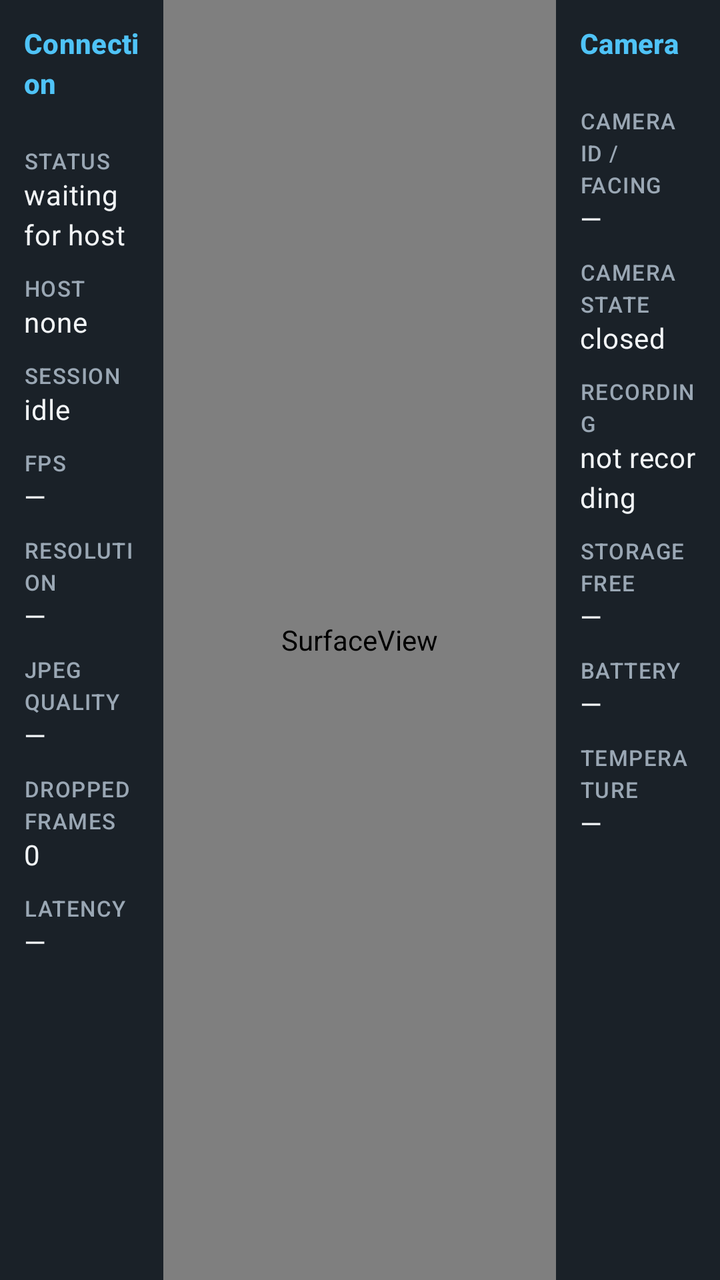
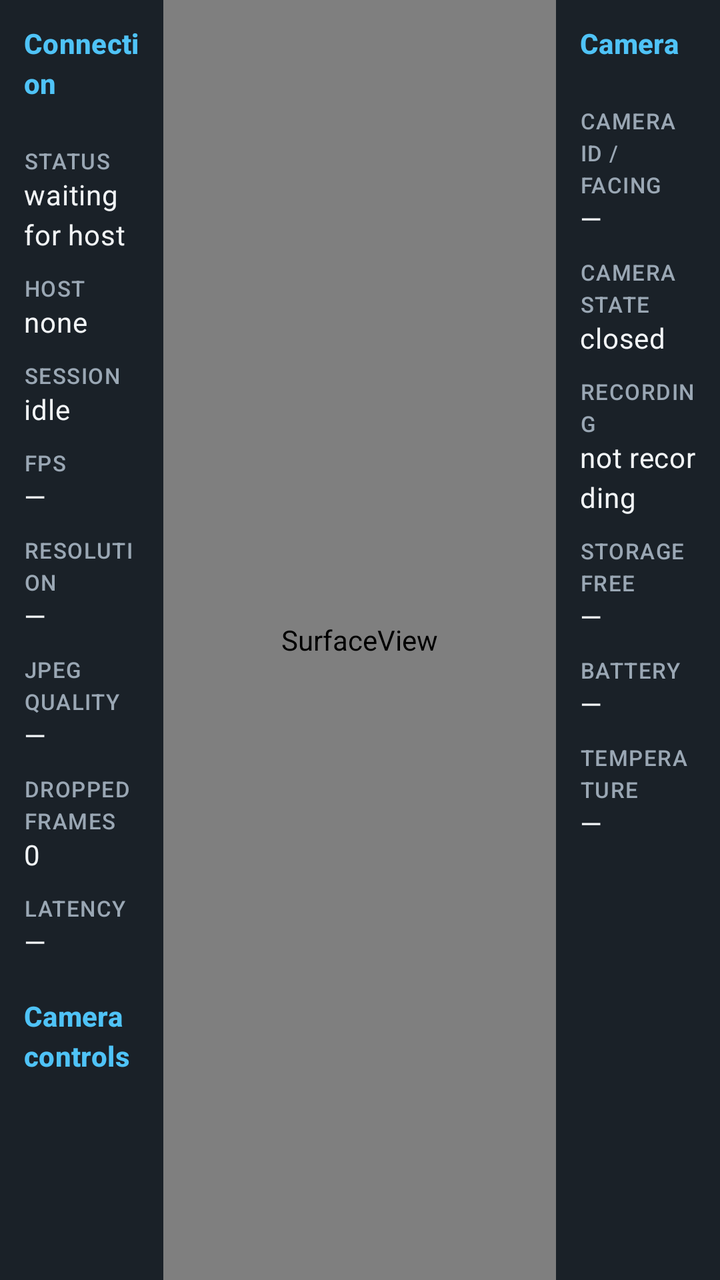

Two renders of the same Android screen: before a commit and after it. Below are the layout's source before the change and the commit's diff.
<!-- AndroidManifest.xml: application theme Theme.WatchdogRemote -->
<!-- res/layout/activity_main.xml -->
<?xml version="1.0" encoding="utf-8"?>
<FrameLayout xmlns:android="http://schemas.android.com/apk/res/android"
    android:id="@+id/root"
    android:layout_width="match_parent"
    android:layout_height="match_parent"
    android:background="@color/watchdog_background"
    android:fitsSystemWindows="true">

    <LinearLayout
        android:id="@+id/mainLayout"
        android:layout_width="match_parent"
        android:layout_height="match_parent"
        android:baselineAligned="false"
        android:orientation="horizontal">

        <ScrollView
            android:id="@+id/leftPanel"
            android:layout_width="0dp"
            android:layout_height="match_parent"
            android:layout_weight="1"
            android:background="@color/watchdog_panel"
            android:fillViewport="true"
            android:paddingStart="12dp"
            android:paddingTop="12dp"
            android:paddingEnd="12dp"
            android:paddingBottom="12dp">

            <LinearLayout
                android:layout_width="match_parent"
                android:layout_height="wrap_content"
                android:orientation="vertical">

                <TextView
                    style="@style/PanelTitle"
                    android:text="@string/panel_connection" />

                <TextView
                    style="@style/PanelLabel"
                    android:text="@string/label_status" />

                <TextView
                    android:id="@+id/connectionStatus"
                    style="@style/PanelValue"
                    android:text="@string/value_waiting" />

                <TextView
                    style="@style/PanelLabel"
                    android:text="@string/label_host" />

                <TextView
                    android:id="@+id/hostName"
                    style="@style/PanelValue"
                    android:text="@string/value_none" />

                <TextView
                    style="@style/PanelLabel"
                    android:text="@string/label_session" />

                <TextView
                    android:id="@+id/sessionState"
                    style="@style/PanelValue"
                    android:text="@string/value_idle" />

                <TextView
                    style="@style/PanelLabel"
                    android:text="@string/label_fps" />

                <TextView
                    android:id="@+id/fps"
                    style="@style/PanelValue"
                    android:text="@string/value_placeholder" />

                <TextView
                    style="@style/PanelLabel"
                    android:text="@string/label_resolution" />

                <TextView
                    android:id="@+id/resolution"
                    style="@style/PanelValue"
                    android:text="@string/value_placeholder" />

                <TextView
                    style="@style/PanelLabel"
                    android:text="@string/label_quality" />

                <TextView
                    android:id="@+id/jpegQuality"
                    style="@style/PanelValue"
                    android:text="@string/value_placeholder" />

                <TextView
                    style="@style/PanelLabel"
                    android:text="@string/label_dropped" />

                <TextView
                    android:id="@+id/droppedFrames"
                    style="@style/PanelValue"
                    android:text="@string/value_zero" />

                <TextView
                    style="@style/PanelLabel"
                    android:text="@string/label_latency" />

                <TextView
                    android:id="@+id/latency"
                    style="@style/PanelValue"
                    android:text="@string/value_placeholder" />

                <TextView
                    android:id="@+id/version"
                    style="@style/PanelValue"
                    android:layout_marginTop="16dp"
                    android:textColor="@color/watchdog_text_secondary" />
            </LinearLayout>
        </ScrollView>

        <FrameLayout
            android:id="@+id/previewContainer"
            android:layout_width="0dp"
            android:layout_height="match_parent"
            android:layout_weight="2.4"
            android:background="@android:color/black">

            <SurfaceView
                android:id="@+id/preview"
                android:layout_width="match_parent"
                android:layout_height="match_parent"
                android:layout_gravity="center" />
        </FrameLayout>

        <ScrollView
            android:id="@+id/rightPanel"
            android:layout_width="0dp"
            android:layout_height="match_parent"
            android:layout_weight="1"
            android:background="@color/watchdog_panel"
            android:fillViewport="true"
            android:paddingStart="12dp"
            android:paddingTop="12dp"
            android:paddingEnd="12dp"
            android:paddingBottom="12dp">

            <LinearLayout
                android:layout_width="match_parent"
                android:layout_height="wrap_content"
                android:orientation="vertical">

                <TextView
                    style="@style/PanelTitle"
                    android:text="@string/panel_camera" />

                <TextView
                    style="@style/PanelLabel"
                    android:text="@string/label_camera" />

                <TextView
                    android:id="@+id/cameraId"
                    style="@style/PanelValue"
                    android:text="@string/value_placeholder" />

                <TextView
                    style="@style/PanelLabel"
                    android:text="@string/label_camera_state" />

                <TextView
                    android:id="@+id/cameraState"
                    style="@style/PanelValue"
                    android:text="@string/value_closed" />

                <TextView
                    style="@style/PanelLabel"
                    android:text="@string/label_recording" />

                <TextView
                    android:id="@+id/recordingState"
                    style="@style/PanelValue"
                    android:text="@string/value_not_recording" />

                <TextView
                    style="@style/PanelLabel"
                    android:text="@string/label_storage" />

                <TextView
                    android:id="@+id/storage"
                    style="@style/PanelValue"
                    android:text="@string/value_placeholder" />

                <TextView
                    style="@style/PanelLabel"
                    android:text="@string/label_battery" />

                <TextView
                    android:id="@+id/battery"
                    style="@style/PanelValue"
                    android:text="@string/value_placeholder" />

                <TextView
                    style="@style/PanelLabel"
                    android:text="@string/label_temperature" />

                <TextView
                    android:id="@+id/temperature"
                    style="@style/PanelValue"
                    android:text="@string/value_placeholder" />
            </LinearLayout>
        </ScrollView>
    </LinearLayout>

    <LinearLayout
        android:id="@+id/permissionLayout"
        android:layout_width="match_parent"
        android:layout_height="match_parent"
        android:gravity="center"
        android:orientation="vertical"
        android:padding="32dp"
        android:visibility="gone">

        <TextView
            android:layout_width="wrap_content"
            android:layout_height="wrap_content"
            android:text="@string/permission_title"
            android:textAppearance="?attr/textAppearanceHeadlineSmall"
            android:textColor="@color/watchdog_text_primary" />

        <TextView
            android:id="@+id/permissionMessage"
            android:layout_width="match_parent"
            android:layout_height="wrap_content"
            android:layout_marginTop="16dp"
            android:gravity="center"
            android:textAppearance="?attr/textAppearanceBodyMedium"
            android:textColor="@color/watchdog_text_secondary" />

        <Button
            android:id="@+id/permissionSettings"
            android:layout_width="wrap_content"
            android:layout_height="wrap_content"
            android:layout_marginTop="24dp"
            android:text="@string/permission_open_settings" />
    </LinearLayout>
</FrameLayout>
<!-- resources referenced by this layout -->
<resources>
  <color name="watchdog_background">#0E1216</color>
  <color name="watchdog_panel">#1A2128</color>
  <color name="watchdog_text_primary">#F2F5F7</color>
  <color name="watchdog_text_secondary">#9AA7B4</color>
  <string name="label_battery">Battery</string>
  <string name="label_camera">Camera ID / facing</string>
  <string name="label_camera_state">Camera state</string>
  <string name="label_dropped">Dropped frames</string>
  <string name="label_fps">FPS</string>
  <string name="label_host">Host</string>
  <string name="label_latency">Latency</string>
  <string name="label_quality">JPEG quality</string>
  <string name="label_recording">Recording</string>
  <string name="label_resolution">Resolution</string>
  <string name="label_session">Session</string>
  <string name="label_status">Status</string>
  <string name="label_storage">Storage free</string>
  <string name="label_temperature">Temperature</string>
  <string name="panel_camera">Camera</string>
  <string name="panel_connection">Connection</string>
  <string name="permission_open_settings">Open app settings</string>
  <string name="permission_title">Permissions needed</string>
  <string name="value_closed">closed</string>
  <string name="value_idle">idle</string>
  <string name="value_none">none</string>
  <string name="value_not_recording">not recording</string>
  <string name="value_placeholder">—</string>
  <string name="value_waiting">waiting for host</string>
  <string name="value_zero">0</string>
  <style name="PanelLabel">
          <item name="android:layout_width">match_parent</item>
          <item name="android:layout_height">wrap_content</item>
          <item name="android:layout_marginTop">10dp</item>
          <item name="android:textAppearance">?attr/textAppearanceLabelSmall</item>
          <item name="android:textColor">@color/watchdog_text_secondary</item>
          <item name="android:textAllCaps">true</item>
      </style>
  <style name="PanelTitle">
          <item name="android:layout_width">match_parent</item>
          <item name="android:layout_height">wrap_content</item>
          <item name="android:layout_marginBottom">12dp</item>
          <item name="android:textAppearance">?attr/textAppearanceTitleSmall</item>
          <item name="android:textColor">@color/watchdog_accent</item>
          <item name="android:textStyle">bold</item>
      </style>
  <style name="PanelValue">
          <item name="android:layout_width">match_parent</item>
          <item name="android:layout_height">wrap_content</item>
          <item name="android:textAppearance">?attr/textAppearanceBodyMedium</item>
          <item name="android:textColor">@color/watchdog_text_primary</item>
          <item name="android:maxLines">2</item>
          <item name="android:ellipsize">end</item>
      </style>
  <style name="Theme.WatchdogRemote" parent="Theme.Material3.DayNight.NoActionBar">
          <item name="android:windowLightStatusBar">false</item>
      </style>
  <color name="watchdog_accent">#4FC3F7</color>
</resources>

<!-- the commit's change to res/layout/activity_main.xml (unified diff, before → after) -->
@@ -107,6 +107,17 @@
                     android:text="@string/value_placeholder" />
 
                 <TextView
+                    style="@style/PanelTitle"
+                    android:layout_marginTop="18dp"
+                    android:text="@string/panel_controls" />
+
+                <LinearLayout
+                    android:id="@+id/leftControls"
+                    android:layout_width="match_parent"
+                    android:layout_height="wrap_content"
+                    android:orientation="vertical" />
+
+                <TextView
                     android:id="@+id/version"
                     style="@style/PanelValue"
                     android:layout_marginTop="16dp"
@@ -202,6 +213,12 @@
                     android:id="@+id/temperature"
                     style="@style/PanelValue"
                     android:text="@string/value_placeholder" />
+
+                <LinearLayout
+                    android:id="@+id/rightControls"
+                    android:layout_width="match_parent"
+                    android:layout_height="wrap_content"
+                    android:orientation="vertical" />
             </LinearLayout>
         </ScrollView>
     </LinearLayout>
<!-- resource entries referenced after the edit -->
@@ -20,6 +20,7 @@
   <string name="label_temperature">Temperature</string>
   <string name="panel_camera">Camera</string>
   <string name="panel_connection">Connection</string>
+  <string name="panel_controls">Camera controls</string>
   <string name="permission_open_settings">Open app settings</string>
   <string name="permission_title">Permissions needed</string>
   <string name="value_closed">closed</string>
